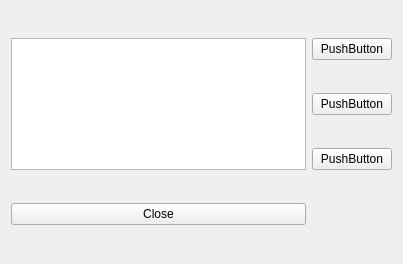
andreyshmelev/drug_marking, file Widgets/XMLViewerWidget/xmlviewerwidget.ui: the form before one commit.
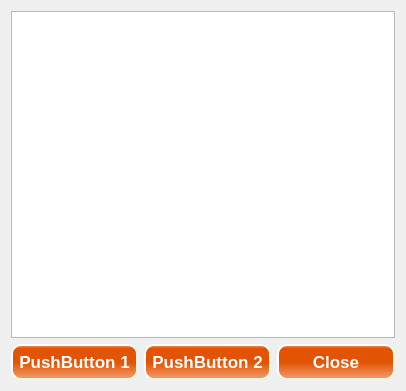
The form after the commit.

Diff of the .ui file:
```diff
--- a/Widgets/XMLViewerWidget/xmlviewerwidget.ui
+++ b/Widgets/XMLViewerWidget/xmlviewerwidget.ui
@@ -6,44 +6,168 @@
    <rect>
     <x>0</x>
     <y>0</y>
-    <width>403</width>
-    <height>264</height>
+    <width>406</width>
+    <height>391</height>
    </rect>
   </property>
   <property name="windowTitle">
    <string>XMLViewerWidget</string>
   </property>
+  <property name="styleSheet">
+   <string notr="true">/*border: 1px solid gray;*/
+/*border-radius: 10px;*/
+/*background-color: qlineargradient(spread:pad, x1:0, y1:0, x2:0, y2:1, stop:0 rgba(103,158,210, 255), stop:1 rgba(103,158,255, 255));*/
+background-color: rgb(103,158,210);
+
+   color: white;
+
+QCheckBox::indicator {
+    width: 30px;
+    height: 30px;
+}</string>
+  </property>
+  <layout class="QGridLayout" name="gridLayout_2">
+   <item row="0" column="0">
   <layout class="QGridLayout" name="gridLayout">
-   <item row="0" column="0" rowspan="3">
+     <item row="0" column="0" colspan="3">
     <widget class="QTextBrowser" name="textBrowser"/>
    </item>
-   <item row="0" column="1">
+     <item row="1" column="0">
     <widget class="QPushButton" name="pushButton">
-     <property name="text">
-      <string>PushButton</string>
-     </property>
-    </widget>
-   </item>
-   <item row="2" column="1">
-    <widget class="QPushButton" name="pushButton_3">
+       <property name="styleSheet">
+        <string notr="true">QPushButton 
+{
+background-color: QLinearGradient( x1: 0, y1: 0, x2: 0, y2: 1, stop: 0 #F19D6E, stop: 0.1 #E25303, stop: 0.49 #E25303, stop: 0.5 #E25303, stop: 1 #F19D6E);
+
+
+    border-style: outset;
+    border-width: 2px;
+    border-radius: 10px;
+    border-color: beige;
+    font: bold 17px; color: white;
+    padding: 6px;
+}
+
+
+
+QPushButton:disabled 
+{
+background-color: qlineargradient(spread:pad, x1:0, y1:0, x2:1, y2:0, stop:0 rgba(226,83,3, 70), stop:1 rgba(226,83,3, 70));
+    border-style: outset;
+    border-width: 2px;
+    border-radius: 10px;
+    border-color: beige;
+    font: bold 17px; color: white;
+    padding: 6px;
+}
+
+QPushButton:pressed 
+{
+background-color: qlineargradient(spread:pad, x1:0, y1:0, x2:0, y2:1, stop:0 rgba(0xe2,0x3c,0x03, 255), stop:1 rgba(226,83,3, 255));
+    border-style: outset;
+    border-width: 2px;
+    border-radius: 10px;
+    border-color: beige;
+    font: bold 17px; color: white;
+    padding: 6px;
+}</string>
+       </property>
      <property name="text">
-      <string>PushButton</string>
+        <string>PushButton 1</string>
      </property>
     </widget>
    </item>
    <item row="1" column="1">
     <widget class="QPushButton" name="pushButton_2">
+       <property name="styleSheet">
+        <string notr="true">QPushButton 
+{
+background-color: QLinearGradient( x1: 0, y1: 0, x2: 0, y2: 1, stop: 0 #F19D6E, stop: 0.1 #E25303, stop: 0.49 #E25303, stop: 0.5 #E25303, stop: 1 #F19D6E);
+
+
+    border-style: outset;
+    border-width: 2px;
+    border-radius: 10px;
+    border-color: beige;
+    font: bold 17px; color: white;
+    padding: 6px;
+}
+
+
+
+QPushButton:disabled 
+{
+background-color: qlineargradient(spread:pad, x1:0, y1:0, x2:1, y2:0, stop:0 rgba(226,83,3, 70), stop:1 rgba(226,83,3, 70));
+    border-style: outset;
+    border-width: 2px;
+    border-radius: 10px;
+    border-color: beige;
+    font: bold 17px; color: white;
+    padding: 6px;
+}
+
+QPushButton:pressed 
+{
+background-color: qlineargradient(spread:pad, x1:0, y1:0, x2:0, y2:1, stop:0 rgba(0xe2,0x3c,0x03, 255), stop:1 rgba(226,83,3, 255));
+    border-style: outset;
+    border-width: 2px;
+    border-radius: 10px;
+    border-color: beige;
+    font: bold 17px; color: white;
+    padding: 6px;
+}</string>
+       </property>
      <property name="text">
-      <string>PushButton</string>
+        <string>PushButton 2</string>
      </property>
     </widget>
    </item>
-   <item row="3" column="0">
+     <item row="1" column="2">
     <widget class="QPushButton" name="CloseButton">
+       <property name="styleSheet">
+        <string notr="true">QPushButton 
+{
+background-color: QLinearGradient( x1: 0, y1: 0, x2: 0, y2: 1, stop: 0 #F19D6E, stop: 0.1 #E25303, stop: 0.49 #E25303, stop: 0.5 #E25303, stop: 1 #F19D6E);
+
+
+    border-style: outset;
+    border-width: 2px;
+    border-radius: 10px;
+    border-color: beige;
+    font: bold 17px; color: white;
+    padding: 6px;
+}
+
+
+
+QPushButton:disabled 
+{
+background-color: qlineargradient(spread:pad, x1:0, y1:0, x2:1, y2:0, stop:0 rgba(226,83,3, 70), stop:1 rgba(226,83,3, 70));
+    border-style: outset;
+    border-width: 2px;
+    border-radius: 10px;
+    border-color: beige;
+    font: bold 17px; color: white;
+    padding: 6px;
+}
+
+QPushButton:pressed 
+{
+background-color: qlineargradient(spread:pad, x1:0, y1:0, x2:0, y2:1, stop:0 rgba(0xe2,0x3c,0x03, 255), stop:1 rgba(226,83,3, 255));
+    border-style: outset;
+    border-width: 2px;
+    border-radius: 10px;
+    border-color: beige;
+    font: bold 17px; color: white;
+    padding: 6px;
+}</string>
+       </property>
      <property name="text">
       <string>Close</string>
      </property>
     </widget>
+     </item>
+    </layout>
    </item>
   </layout>
  </widget>
```
Lines whose indentation alone changed are shown as unchanged.
